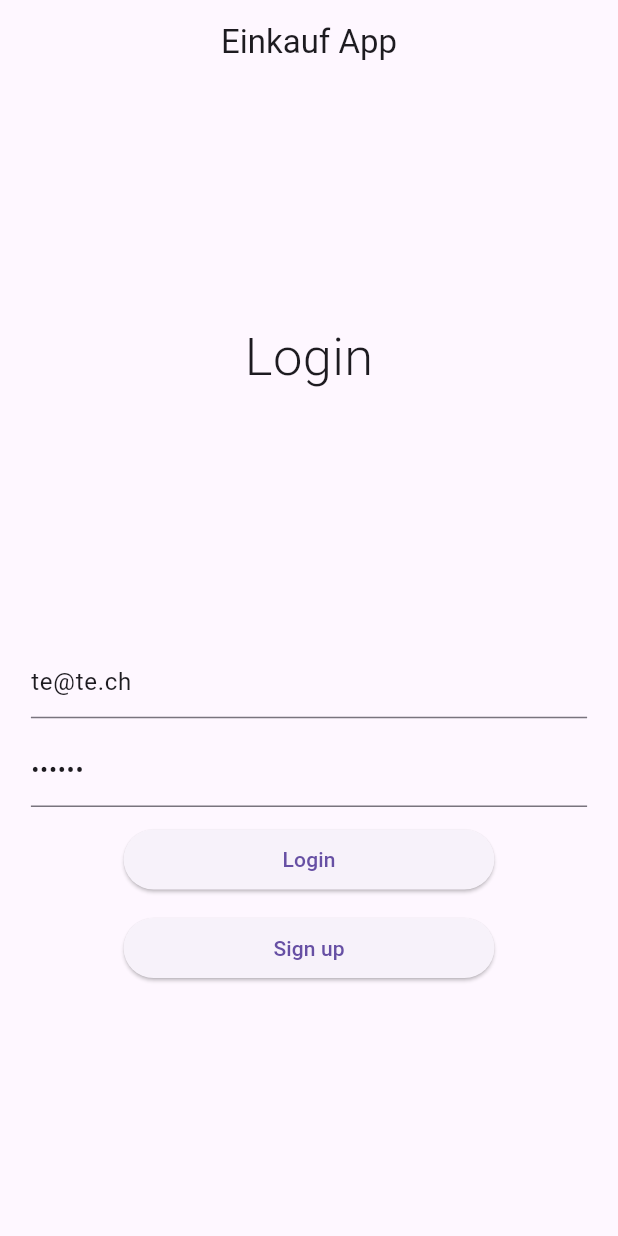
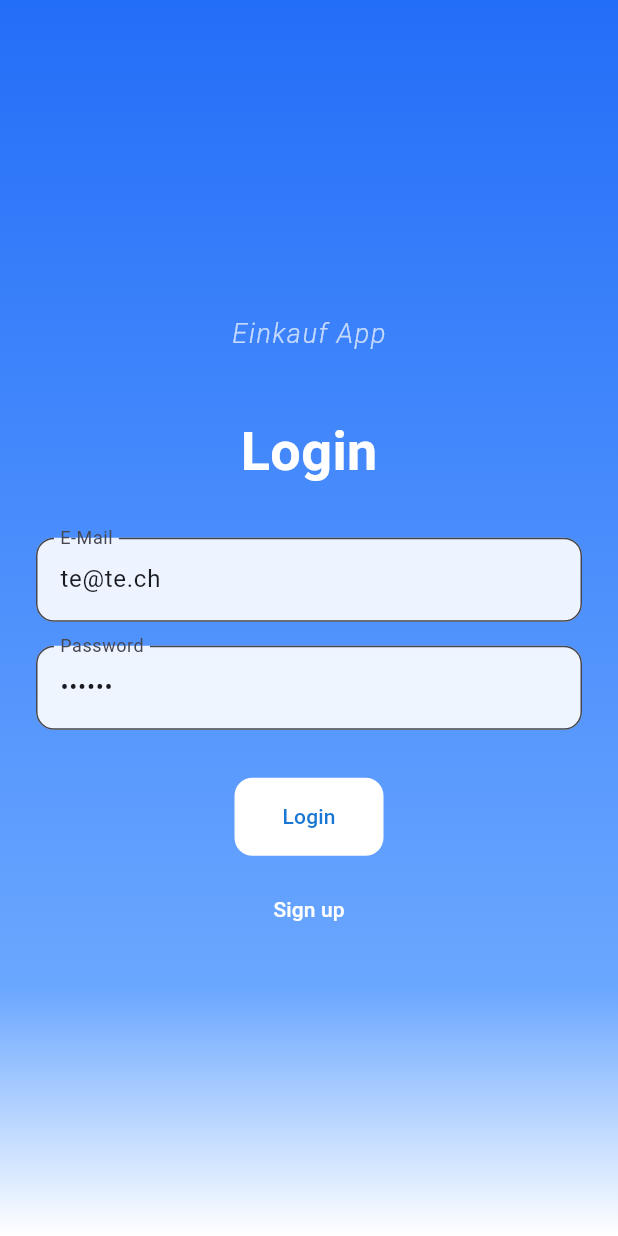
Before and after one commit to kaplank1337/FFHS_MAD_Gruppe_B, a Flutter app: the screen it shows after launch, after a tap on "Login", on a phone screen of 412 x 824 dp. Run offline on Flutter 3.47's test engine with Material 3 defaults, Android fonts, the light colour scheme and no system bars; our stand-ins replace cloud_firestore, firebase_auth, firebase_core, rxdart; accounts and stored records are empty; network calls fail.

Commit message:
Erster Entwurf vom Login Screen. Werde bald wieder daran arbeiten

```diff
--- a/einkaufslite/lib/main.dart
+++ b/einkaufslite/lib/main.dart
@@ -10,6 +10,7 @@ import 'package:flutter/material.dart';
 import 'package:firebase_core/firebase_core.dart';
 import 'package:provider/provider.dart';
 
+
 void main() async {
   WidgetsFlutterBinding.ensureInitialized();
   await Firebase.initializeApp();
@@ -19,7 +20,6 @@ void main() async {
 class MyApp extends StatelessWidget {
   const MyApp({super.key});
 
-  // This widget is the root of your application.
   @override
   Widget build(BuildContext context) {
     return StreamProvider<UserModel?>.value(
@@ -27,12 +27,36 @@ class MyApp extends StatelessWidget {
       initialData: null,
       child: MaterialApp(
         title: 'Einkaufslisten',
+        debugShowCheckedModeBanner: false,
+
+        theme: ThemeData(
+          useMaterial3: true,
+          colorScheme: ColorScheme.fromSeed(
+            seedColor: const Color.fromARGB(255, 35, 110, 248),
+            brightness: Brightness.light,
+          ),
+          inputDecorationTheme: const InputDecorationTheme(
+            border: OutlineInputBorder(),
+          ),
+        ),
+
+        darkTheme: ThemeData(
+          useMaterial3: true,
+          colorScheme: ColorScheme.fromSeed(
+            seedColor: Colors.deepPurple,
+            brightness: Brightness.dark,
+          ),
+        ),
+
+        themeMode: ThemeMode.system,
+
         initialRoute: '/',
         routes: {
           '/': (context) => Wrapper(),
           '/login': (context) => const Authenticate(),
           '/register': (context) => const Register(),
           '/home': (context) => const Home(),
+
           '/sale': (context) {
             final uid = ModalRoute.of(context)?.settings.arguments as String;
             return EinkaufScreen(uid: uid);
@@ -40,8 +64,7 @@ class MyApp extends StatelessWidget {
 
           '/article': (context) {
             final args =
-                ModalRoute.of(context)!.settings.arguments
-                    as Map<String, dynamic>;
+                ModalRoute.of(context)!.settings.arguments as Map<String, dynamic>;
             return EditArticleScreen(
               listId: args['listId'],
               articleId: args['articleId'],
--- a/einkaufslite/lib/screens/authenticate/authenticate_screen.dart
+++ b/einkaufslite/lib/screens/authenticate/authenticate_screen.dart
@@ -1,4 +1,5 @@
 import 'package:einkaufslite/services/auth.dart';
+import 'package:einkaufslite/widgets/app_background.dart';
 import 'package:flutter/material.dart';
 
 class Authenticate extends StatefulWidget {
@@ -10,8 +11,7 @@ class Authenticate extends StatefulWidget {
 
 class _AuthenticateState extends State<Authenticate> {
   final AuthService _auth = AuthService();
-
-  GlobalKey<FormState> _loginFormKey = GlobalKey();
+  final GlobalKey<FormState> _loginFormKey = GlobalKey();
 
   String emailAddress = "";
   String password = "";
@@ -19,107 +19,112 @@ class _AuthenticateState extends State<Authenticate> {
   @override
   Widget build(BuildContext context) {
     return Scaffold(
-      appBar: AppBar(centerTitle: true, title: Text("Einkauf App")),
-      body: SafeArea(child: _buildBody()),
-    );
-  }
-
-  Widget _buildBody() {
-    return SizedBox(
-      width: MediaQuery.sizeOf(context).width,
-      child: Column(
-        mainAxisSize: MainAxisSize.max,
-        mainAxisAlignment: MainAxisAlignment.spaceEvenly,
-        crossAxisAlignment: CrossAxisAlignment.center,
-        children: [_buildTitle(), _buildLoginForm()],
-      ),
-    );
-  }
-
-  Widget _buildTitle() {
-    return const Text(
-      "Login",
-      style: TextStyle(fontSize: 35, fontWeight: FontWeight.w300),
-    );
-  }
-
-  Widget _buildLoginForm() {
-    return SizedBox(
-      width: MediaQuery.sizeOf(context).width * 0.90,
-      height: MediaQuery.sizeOf(context).height * 0.30,
+      backgroundColor: Colors.transparent,
+      body: AppBackground(
+        child: SafeArea(
+          child: Center(
+            child: SingleChildScrollView(
+              padding: const EdgeInsets.symmetric(horizontal: 24.0, vertical: 36),
               child: Form(
                 key: _loginFormKey,
                 child: Column(
-          mainAxisSize: MainAxisSize.max,
-          mainAxisAlignment: MainAxisAlignment.spaceEvenly,
+                  mainAxisAlignment: MainAxisAlignment.start,
                   crossAxisAlignment: CrossAxisAlignment.center,
                   children: [
+                    const SizedBox(height: 16),
+                    const Text(
+                      "Einkauf App",
+                      style: TextStyle(
+                        fontSize: 18,
+                        fontStyle: FontStyle.italic,
+                        fontWeight: FontWeight.w300,
+                        color: Colors.white70,
+                        letterSpacing: 1.0,
+                      ),
+                    ),
+                    const SizedBox(height: 40),
+                    const Text(
+                      "Login",
+                      style: TextStyle(
+                        fontSize: 36,
+                        fontWeight: FontWeight.bold,
+                        color: Colors.white,
+                      ),
+                    ),
+                    const SizedBox(height: 32),
                     TextFormField(
                       initialValue: "te@te.ch",
-              validator: (value) => value!.isEmpty ? "Enter an email" : null,
-              onSaved: (value) {
-                setState(() {
-                  emailAddress = value!;
-                });
-              },
-              decoration: InputDecoration(hintText: "E-Mail"),
+                      decoration: InputDecoration(
+                        labelText: "E-Mail",
+                        filled: true,
+                        fillColor: Colors.white.withOpacity(0.9),
+                        border: OutlineInputBorder(
+                          borderRadius: BorderRadius.circular(12),
                         ),
+                      ),
+                      validator: (value) =>
+                          value!.isEmpty ? "Enter an email" : null,
+                      onSaved: (value) => emailAddress = value!,
+                    ),
+                    const SizedBox(height: 16),
                     TextFormField(
                       initialValue: "test12",
-              validator:
-                  (value) =>
-                      value!.isEmpty ? "Enter a password 6+ chars long" : null,
-              onSaved: (value) {
-                setState(() {
-                  password = value!;
-                });
+                      obscureText: true,
+                      decoration: InputDecoration(
+                        labelText: "Password",
+                        filled: true,
+                        fillColor: Colors.white.withOpacity(0.9),
+                        border: OutlineInputBorder(
+                          borderRadius: BorderRadius.circular(12),
+                        ),
+                      ),
+                      validator: (value) => value!.length < 6
+                          ? "Password must be at least 6 characters"
+                          : null,
+                      onSaved: (value) => password = value!,
+                    ),
+                    const SizedBox(height: 32),
+                    FilledButton(
+                      style: FilledButton.styleFrom(
+                        backgroundColor: Colors.white,
+                        foregroundColor: Colors.blue.shade700,
+                        padding: const EdgeInsets.symmetric(
+                            vertical: 16, horizontal: 32),
+                        shape: RoundedRectangleBorder(
+                          borderRadius: BorderRadius.circular(12),
+                        ),
+                      ),
+                      onPressed: _handleLogin,
+                      child: const Text("Login"),
+                    ),
+                    const SizedBox(height: 12),
+                    TextButton(
+                      onPressed: () {
+                        Navigator.pushNamed(context, '/register');
                       },
-              obscureText: true,
-
-              decoration: InputDecoration(hintText: "Password"),
+                      child: const Text(
+                        "Sign up",
+                        style: TextStyle(color: Colors.white),
                       ),
-            _builLoginButton(),
-            _buildRegisterButton(),
+                    ),
                   ],
+                ),
+              ),
+            ),
+          ),
         ),
       ),
     );
   }
 
-  Widget _builLoginButton() {
-    return SizedBox(
-      width: MediaQuery.sizeOf(context).width * 0.60,
-      child: ElevatedButton(
-        onPressed: () async {
+  void _handleLogin() async {
     if (_loginFormKey.currentState!.validate()) {
       _loginFormKey.currentState!.save();
-
-            var user = await _auth.signInWithEmailAndPassword(
-              emailAddress,
-              password,
-            );
-
+      final user =
+          await _auth.signInWithEmailAndPassword(emailAddress, password);
       if (user != null) {
         Navigator.pushNamed(context, '/home');
-            } else {
-              // Anmeldung fehlgeschlagen ->Feedback anzeigen
       }
     }
-        },
-        child: const Text("Login"),
-      ),
-    );
-  }
-
-  Widget _buildRegisterButton() {
-    return SizedBox(
-      width: MediaQuery.sizeOf(context).width * 0.60,
-      child: ElevatedButton(
-        onPressed: () async {
-          Navigator.pushNamed(context, '/register');
-        },
-        child: const Text("Sign up"),
-      ),
-    );
   }
 }
--- /dev/null
+++ b/einkaufslite/lib/widgets/app_background.dart
@@ -0,0 +1,26 @@
+import 'package:flutter/material.dart';
+
+class AppBackground extends StatelessWidget {
+  final Widget child;
+
+  const AppBackground({super.key, required this.child});
+
+  @override
+  Widget build(BuildContext context) {
+    return Container(
+      decoration: const BoxDecoration(
+        gradient: LinearGradient(
+          begin: Alignment.topCenter,
+          end: Alignment.bottomCenter,
+          colors: [
+            Color(0xFF236EF8),   // Sattes Blau oben
+            Color(0xFF6AA7FF),   // Helles Blau in der Mitte
+            Colors.white,        // Weiß weiter unten
+          ],
+          stops: [0.0, 0.8, 1.0], // Übergang erst bei 40 % starten
+        ),
+      ),
+      child: child,
+    );
+  }
+}
--- /dev/null
+++ b/einkaufslite/lib/widgets/app_button.dart
@@ -0,0 +1,23 @@
+import 'package:flutter/material.dart';
+
+class AppButton extends StatelessWidget {
+  final String label;
+  final VoidCallback onPressed;
+
+  const AppButton({
+    super.key,
+    required this.label,
+    required this.onPressed,
+  });
+
+  @override
+  Widget build(BuildContext context) {
+    return SizedBox(
+      width: double.infinity,
+      child: FilledButton(
+        onPressed: onPressed,
+        child: Text(label),
+      ),
+    );
+  }
+}
--- /dev/null
+++ b/einkaufslite/lib/widgets/app_text_field.dart
@@ -0,0 +1,32 @@
+import 'package:flutter/material.dart';
+
+class AppTextField extends StatelessWidget {
+  final String hint;
+  final bool obscureText;
+  final String? initialValue;
+  final FormFieldValidator<String>? validator;
+  final FormFieldSetter<String>? onSaved;
+
+  const AppTextField({
+    super.key,
+    required this.hint,
+    this.obscureText = false,
+    this.initialValue,
+    this.validator,
+    this.onSaved,
+  });
+
+  @override
+  Widget build(BuildContext context) {
+    return TextFormField(
+      initialValue: initialValue,
+      obscureText: obscureText,
+      validator: validator,
+      onSaved: onSaved,
+      decoration: InputDecoration(
+        labelText: hint,
+        border: const OutlineInputBorder(),
+      ),
+    );
+  }
+}
--- a/einkaufslite/pubspec.yaml
+++ b/einkaufslite/pubspec.yaml
@@ -39,6 +39,7 @@ dependencies:
   firebase_auth: ^5.5.2
   provider: ^6.1.4
   rxdart: ^0.28.0
+  material_design_icons_flutter: ^7.0.7296
 
 dev_dependencies:
   flutter_test:
```
Also changed, not shown: einkaufslite/pubspec.lock. Lines whose indentation alone changed are shown as unchanged.
